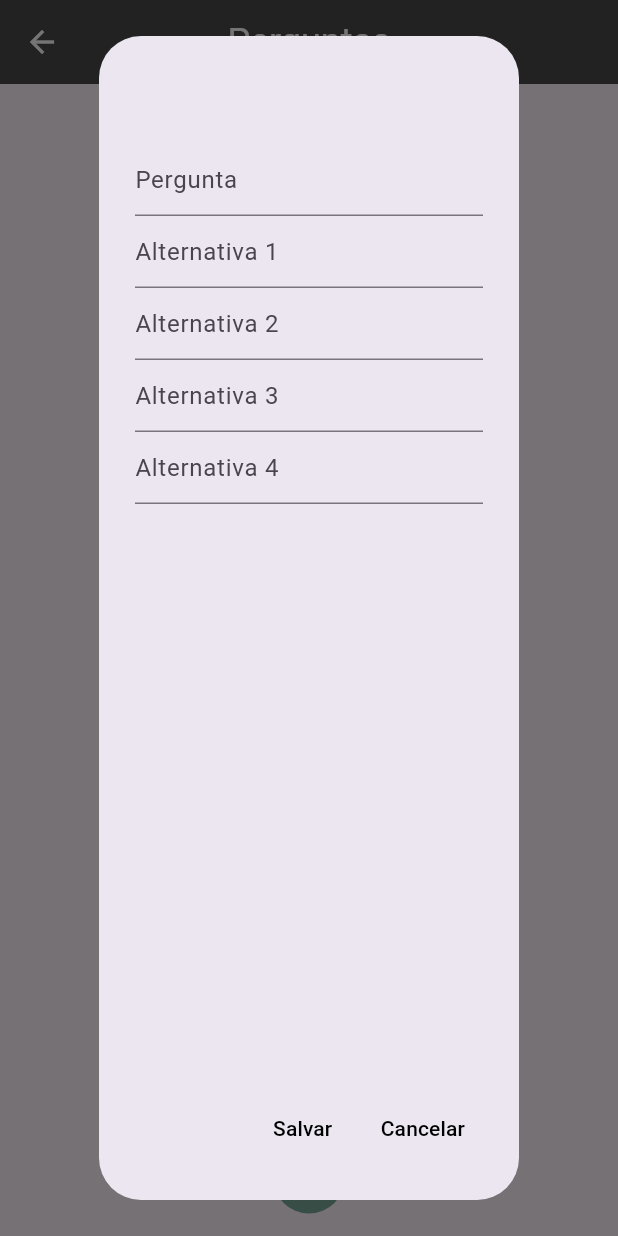
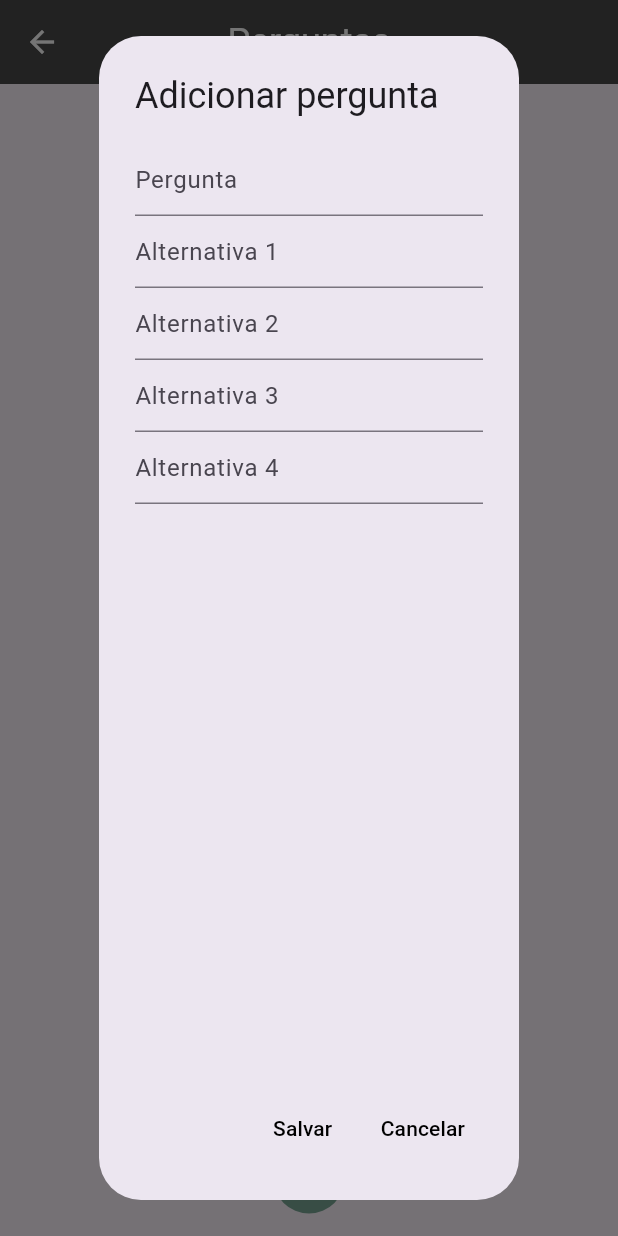
Before and after one commit to BrunnoS1/pi-food-quest, a Flutter app: the PerguntasPage screen opened by its route, after a tap on the "add" icon, on a phone screen of 412 x 824 dp. Run offline on Flutter 3.47's test engine with Material 3 defaults, Android fonts, the phone set to English and light mode, and no system bars; our stand-ins replace cloud_firestore, firebase_auth, firebase_core; accounts and stored records are empty.

Commit message:
titulo add perguntas

```diff
--- a/lib/pages/perguntas/perguntas_page.dart
+++ b/lib/pages/perguntas/perguntas_page.dart
@@ -29,7 +29,7 @@ class _PerguntasPageState extends State<PerguntasPage> {
       context: context,
       builder: (context) {
         return AlertDialog(
-          title: const Text(''),
+          title: const Text('Adicionar pergunta'),
           content: Column(
             children: [
               TextField(
```
